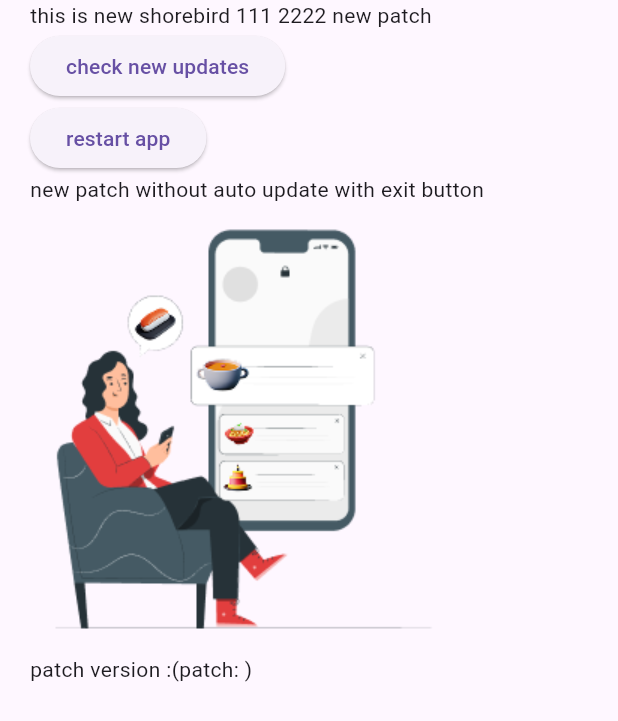
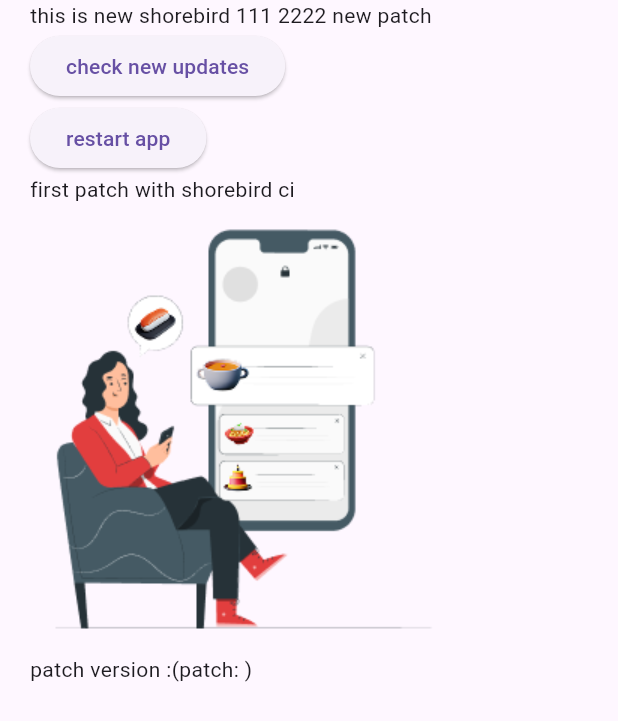
Before and after one commit to Kaushik-Pandav-Lumeaf/shorebird_demo, a Flutter app: the screen it shows after launch, on a phone screen of 412 x 824 dp. Shown: the top 721 px of the screen. Run offline on Flutter 3.47's test engine with Material 3 defaults, Android fonts, the phone set to English and light mode, and no system bars; our stand-ins replace package_info_plus; missing offline and left inert: shorebird_code_push.

Commit message:
- added patch

```diff
--- a/lib/homepage/home_page.dart
+++ b/lib/homepage/home_page.dart
@@ -30,7 +30,7 @@ class HomePage extends StatelessWidget {
                 },
                 child: Text("restart app"),
               ),
-              Text("new patch without auto update with exit button"),
+              Text("first patch with shorebird ci"),
               Image.asset("assets/select 1.png"),
               Text("patch version :${ShorebirdHelper.instance.currentAppVersion}"),
             ],
--- a/pubspec.yaml
+++ b/pubspec.yaml
@@ -16,7 +16,7 @@ publish_to: 'none' # Remove this line if you wish to publish to pub.dev
 # https://developer.apple.com/library/archive/documentation/General/Reference/InfoPlistKeyReference/Articles/CoreFoundationKeys.html
 # In Windows, build-name is used as the major, minor, and patch parts
 # of the product and file versions while build-number is used as the build suffix.
-version: 1.0.0+4
+version: 1.0.0+3
 
 environment:
   sdk: ^3.9.0
```
Also changed, not shown: 1 other file.
